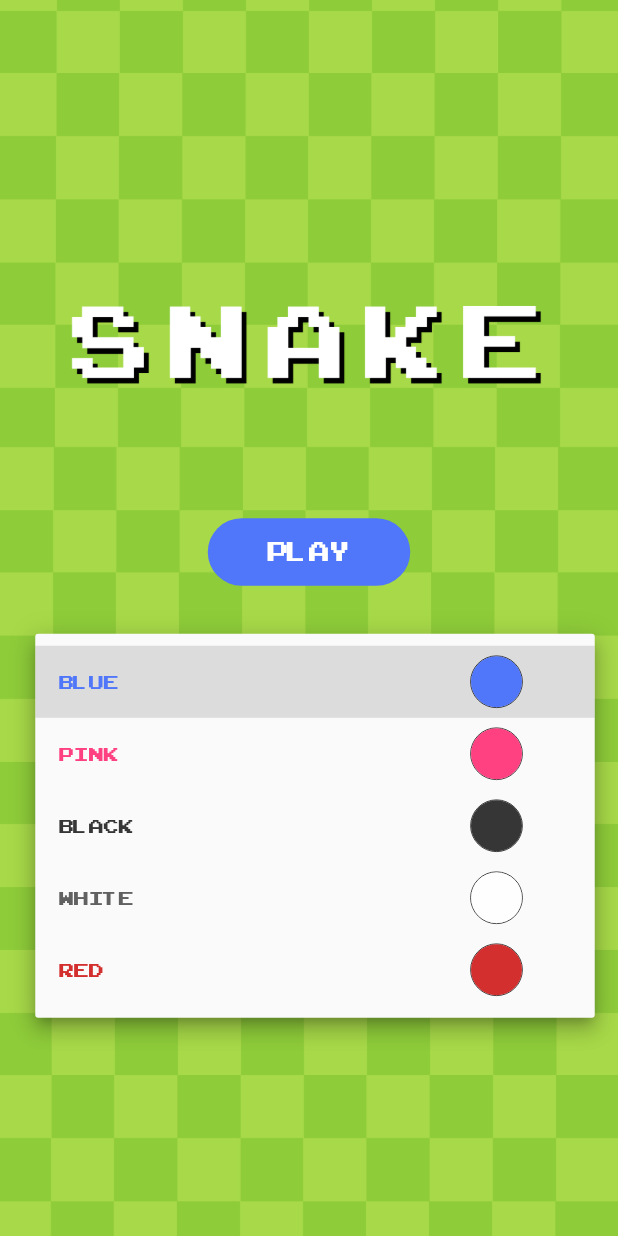
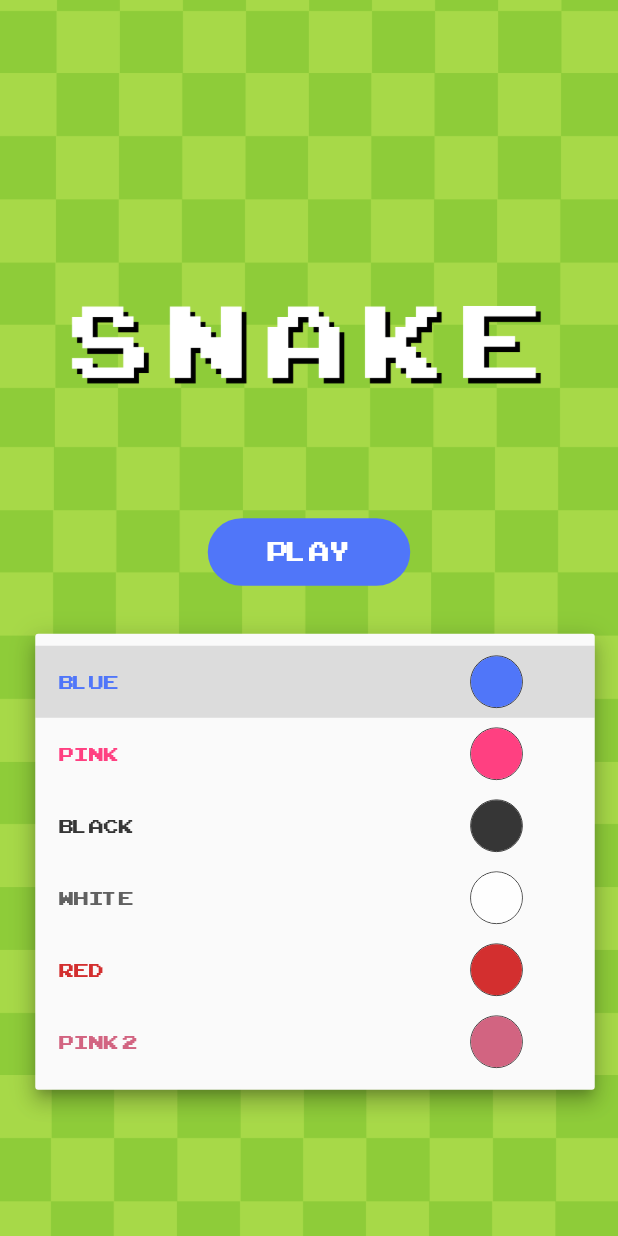
Before and after one commit to Suliman-Ahmed/Snake-Game-Application, a Flutter app: the screen it shows after launch, after a tap on an icon or button, on a phone screen of 412 x 824 dp. Run offline on Flutter 3.47's test engine with Material 2 defaults, Android fonts, the phone set to English and light mode, and no system bars; our stand-ins replace audioplayers, shared_preferences, toast.

Commit message:
Vsersin 1.0

```diff
--- a/lib/main.dart
+++ b/lib/main.dart
@@ -81,6 +81,16 @@ class _HomePageState extends State<HomePage> {
       seqColor1: Color(0xff33517E),
       seqColor2: Color(0xff2F4858),
         backgroundImage: 'assets/img/backgroundImage5.png'
+    ),
+    SnakeColors(
+        name: 'Pink 2',
+        food: 'assets/img/cherry.png',
+        bomb: 'assets/img/bomb.png',
+        color: Color(0xffd26481),
+        textColor: Colors.white,
+        seqColor1: Color(0xff8ecc39),
+        seqColor2: Color(0xffa8d04b),
+        backgroundImage: 'assets/img/backgroundImage6.png'
     ),
   ];
 
```
Also changed, not shown: lib/snake.dart (+0 -18 lines), assets/img/backgroundImage2.png, assets/img/backgroundImage6.png (added).
